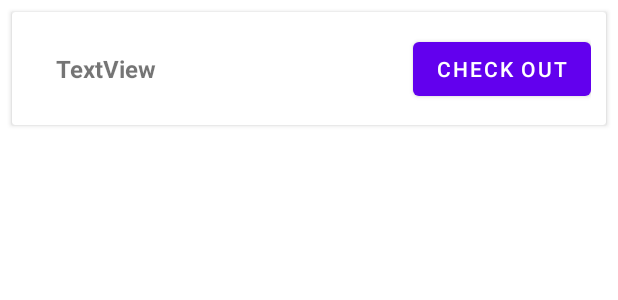
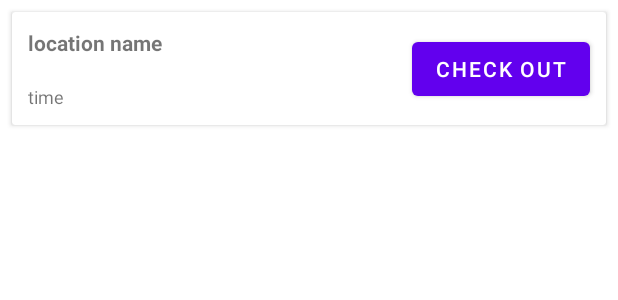
Before and after one commit to wongliheng/covidsmartapp, an Android app: the layout check_layout.xml on its own in the app's theme, with its tools: preview values and no code run, on a phone screen of 412 x 824 dp. Shown: the top 300 px of the screen. Run offline under Robolectric (Android 15) with nearby library versions, the phone set to English and light mode, and no system bars.

Commit message:
check out v2

```diff
--- a/CovidSmartApp/app/src/main/java/com/covidsmartapp/CheckOutAdapter.java
+++ b/CovidSmartApp/app/src/main/java/com/covidsmartapp/CheckOutAdapter.java
@@ -1,5 +1,6 @@
 package com.covidsmartapp;
 
+import android.annotation.SuppressLint;
 import android.view.LayoutInflater;
 import android.view.View;
 import android.view.ViewGroup;
@@ -34,8 +35,13 @@ public class CheckOutAdapter extends FirestoreRecyclerAdapter<LocationClass, Che
     }
 
     @Override
-    protected void onBindViewHolder(@NonNull CheckOutHolder holder, int position, @NonNull LocationClass model) {
+    protected void onBindViewHolder(@NonNull CheckOutHolder holder, @SuppressLint("RecyclerView") int position, @NonNull LocationClass model) {
         holder.checkedInLocation.setText(model.getLocationName());
+
+        String checkedIn = model.getCheckInDay() + "/" + model.getCheckInMonth() + " "
+                + model.getCheckInHour() + ":" + model.getCheckInMinute();
+        holder.checkInTime.setText(checkedIn);
+
         holder.checkOutBtn.setOnClickListener(new View.OnClickListener() {
             @Override
             public void onClick(View view) {
@@ -78,12 +84,13 @@ public class CheckOutAdapter extends FirestoreRecyclerAdapter<LocationClass, Che
 
     class CheckOutHolder extends RecyclerView.ViewHolder {
 
-        TextView checkedInLocation;
+        TextView checkedInLocation, checkInTime;
         Button checkOutBtn;
 
         public CheckOutHolder(@NonNull View itemView) {
             super(itemView);
             checkedInLocation = itemView.findViewById(R.id.checkedInLocation);
+            checkInTime = itemView.findViewById(R.id.checkInTime);
             checkOutBtn = itemView.findViewById(R.id.checkOutBtn);
         }
     }
--- a/CovidSmartApp/app/src/main/res/layout/check_layout.xml
+++ b/CovidSmartApp/app/src/main/res/layout/check_layout.xml
@@ -12,18 +12,18 @@
     <androidx.constraintlayout.widget.ConstraintLayout
         android:layout_width="match_parent"
         android:layout_height="match_parent"
-        android:padding="10dp">
+        android:padding="5dp">
 
         <TextView
             android:id="@+id/checkedInLocation"
-            android:layout_width="wrap_content"
-            android:layout_height="wrap_content"
-            android:text="TextView"
-            android:textSize="16sp"
+            android:layout_width="236dp"
+            android:layout_height="40dp"
+            android:layout_marginStart="5dp"
+            android:layout_marginTop="5dp"
+            android:ellipsize="end"
+            android:text="location name"
+            android:textSize="14sp"
             android:textStyle="bold"
-            app:layout_constraintBottom_toBottomOf="parent"
-            app:layout_constraintEnd_toStartOf="@+id/checkOutBtn"
-            app:layout_constraintHorizontal_bias="0.1"
             app:layout_constraintStart_toStartOf="parent"
             app:layout_constraintTop_toTopOf="parent" />
 
@@ -31,11 +31,22 @@
             android:id="@+id/checkOutBtn"
             android:layout_width="wrap_content"
             android:layout_height="wrap_content"
+            android:layout_marginEnd="5dp"
             android:text="Check Out"
             app:layout_constraintBottom_toBottomOf="parent"
             app:layout_constraintEnd_toEndOf="parent"
             app:layout_constraintTop_toTopOf="parent" />
 
+        <TextView
+            android:id="@+id/checkInTime"
+            android:layout_width="wrap_content"
+            android:layout_height="wrap_content"
+            android:text="time"
+            android:textSize="12dp"
+            android:layout_marginBottom="5dp"
+            app:layout_constraintBottom_toBottomOf="parent"
+            app:layout_constraintStart_toStartOf="@+id/checkedInLocation" />
+
     </androidx.constraintlayout.widget.ConstraintLayout>
 
 </androidx.cardview.widget.CardView>
```
